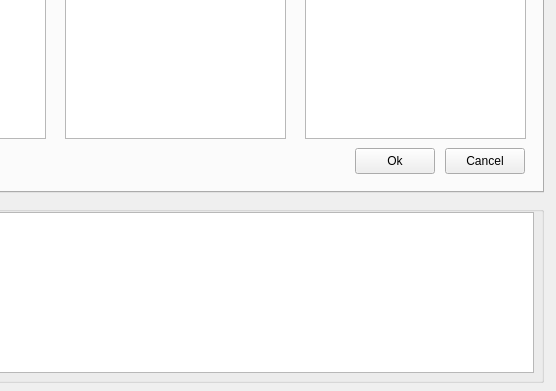
This is ui/importtable.ui in lifs-tools/lipidspace as Qt 5 draws it before an edit; both pictures show x 217 to 773 and y 298 to 689 of the 773 by 689 pixel window. The edited form follows.
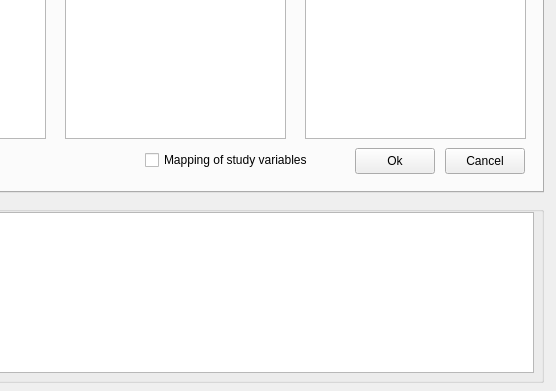
This is the edited form. The open tabs and pages were chosen to show the change. Custom widgets are drawn as their Qt base class.

Commit message: adding functionality for mapping study variables

What changed in the file:
```diff
--- a/ui/importtable.ui
+++ b/ui/importtable.ui
@@ -270,6 +270,19 @@
       </rect>
      </property>
     </widget>
+    <widget class="QCheckBox" name="checkBoxMappingCol">
+     <property name="geometry">
+      <rect>
+       <x>350</x>
+       <y>410</y>
+       <width>191</width>
+       <height>24</height>
+      </rect>
+     </property>
+     <property name="text">
+      <string>Mapping of study variables</string>
+     </property>
+    </widget>
    </widget>
    <widget class="QWidget" name="flatTab">
     <attribute name="title">
```
Left out of the diff: 15 changed lines with no effect on the pictures. The commit also changes 4 other files.
